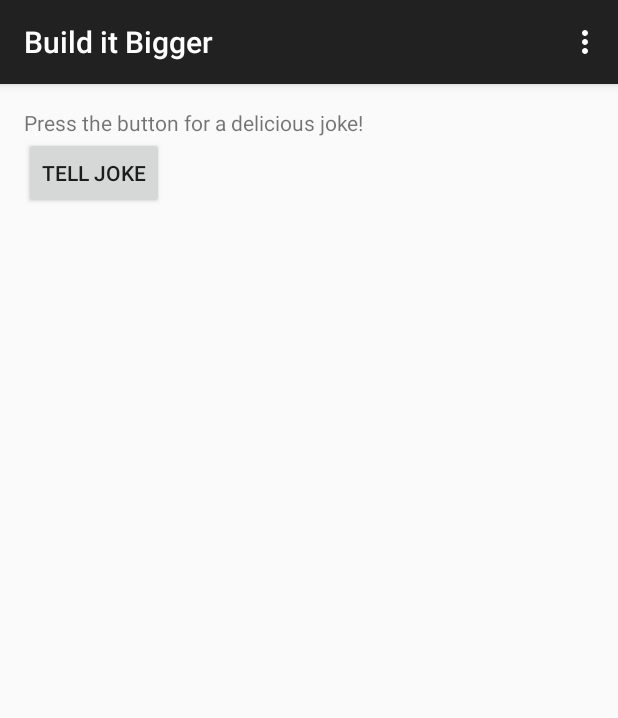
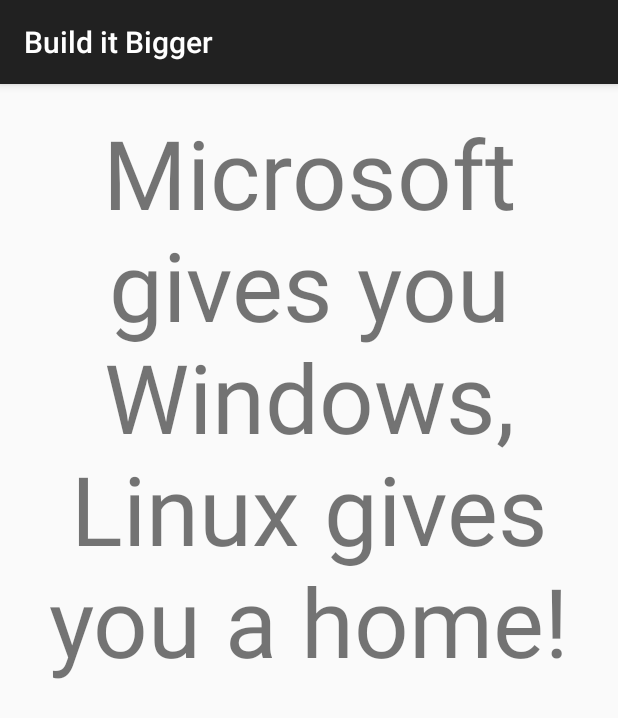
Before and after one commit to kevguy/JokeTellingApp, an Android app: the screen it shows after launch (MainActivity before the commit, DisplayJokeActivity after it), after a tap on "TELL JOKE", on a phone screen of 412 x 824 dp. Shown: the top 718 px of the screen. Run offline under Robolectric (Android 15) with nearby library versions, the phone set to English and light mode, and no system bars; our stand-ins replace AdMob.

Commit message:
feat: add code to create Android Library

```diff
--- a/app/src/main/java/com/udacity/gradle/builditbigger/MainActivity.java
+++ b/app/src/main/java/com/udacity/gradle/builditbigger/MainActivity.java
@@ -1,13 +1,14 @@
 package com.udacity.gradle.builditbigger;
 
+import android.content.Intent;
+import android.os.Bundle;
 import android.support.v7.app.ActionBarActivity;
-import android.os.Bundle;
 import android.view.Menu;
 import android.view.MenuItem;
 import android.view.View;
-import android.widget.Toast;
 
 import com.example.Joker;
+import com.example.android.jokefactory.DisplayJokeActivity;
 
 public class MainActivity extends ActionBarActivity {
 
@@ -43,7 +44,13 @@ public class MainActivity extends ActionBarActivity {
     public void tellJoke(View view){
         Joker joker = new Joker();
 
-        Toast.makeText(this, joker.tellJoke(), Toast.LENGTH_SHORT).show();
+        // Create Intent to launch JokeFactory Activity
+        Intent intent = new Intent(this, DisplayJokeActivity.class);
+        // Put the string in the envelope
+        intent.putExtra(getString(R.string.jokeEnvelope), joker.tellJoke());
+        startActivity(intent);
+
+        //Toast.makeText(this, joker.tellJoke(), Toast.LENGTH_SHORT).show();
     }
 
 
--- /dev/null
+++ b/jokefactory/src/main/java/com/example/android/jokefactory/DisplayJokeActivity.java
@@ -0,0 +1,31 @@
+package com.example.android.jokefactory;
+
+import android.content.Intent;
+import android.os.Bundle;
+import android.support.v7.app.AppCompatActivity;
+import android.widget.TextView;
+
+public class DisplayJokeActivity extends AppCompatActivity {
+
+    @Override
+    protected void onCreate(Bundle savedInstanceState) {
+        super.onCreate(savedInstanceState);
+        setContentView(R.layout.activity_display_joke);
+
+        TextView textview = (TextView) findViewById(R.id.joke_text);
+
+        //Retrieve the joke from the Intent Extras
+        String JokeResult = null;
+        //the Intent that started us
+        Intent intent = getIntent();
+        JokeResult = intent.getStringExtra(getString(R.string.jokeEnvelope));
+
+        if (JokeResult != null) {
+            textview.setText(JokeResult);
+        } else {
+            textview.setText("Dig deeped, we gotta find the joke!");
+        }
+
+
+    }
+}
--- /dev/null
+++ b/jokefactory/src/main/res/layout/activity_display_joke.xml
@@ -0,0 +1,21 @@
+<?xml version="1.0" encoding="utf-8"?>
+<RelativeLayout xmlns:android="http://schemas.android.com/apk/res/android"
+    xmlns:tools="http://schemas.android.com/tools"
+    android:layout_width="match_parent"
+    android:layout_height="match_parent"
+    android:paddingBottom="@dimen/activity_vertical_margin"
+    android:paddingLeft="@dimen/activity_horizontal_margin"
+    android:paddingRight="@dimen/activity_horizontal_margin"
+    android:paddingTop="@dimen/activity_vertical_margin"
+    tools:context="com.example.android.jokefactory.DisplayJokeActivity">
+
+    <TextView
+        android:id="@+id/joke_text"
+        android:layout_width="wrap_content"
+        android:layout_height="wrap_content"
+        android:gravity="center"
+        android:textSize="64dp"
+        android:text=""
+        android:layout_gravity="center_horizontal" />
+
+</RelativeLayout>
--- /dev/null
+++ b/jokefactory/src/main/res/values-w820dp/dimens.xml
@@ -0,0 +1,6 @@
+<resources>
+    <!-- Example customization of dimensions originally defined in res/values/dimens.xml
+         (such as screen margins) for screens with more than 820dp of available width. This
+         would include 7" and 10" devices in landscape (~960dp and ~1280dp respectively). -->
+    <dimen name="activity_horizontal_margin">64dp</dimen>
+</resources>
--- /dev/null
+++ b/jokefactory/src/main/res/values/dimens.xml
@@ -0,0 +1,5 @@
+<resources>
+    <!-- Default screen margins, per the Android Design guidelines. -->
+    <dimen name="activity_horizontal_margin">16dp</dimen>
+    <dimen name="activity_vertical_margin">16dp</dimen>
+</resources>
--- /dev/null
+++ b/jokefactory/src/main/res/values/strings.xml
@@ -0,0 +1,4 @@
+<resources>
+    <string name="app_name">JokeFactory</string>
+    <string name="jokeEnvelope">jokeEnvelope</string>
+</resources>
--- a/settings.gradle
+++ b/settings.gradle
@@ -1 +1 @@
-include ':app', ':javajoker'
+include ':app', ':javajoker', ':jokefactory'
```
Also changed, not shown: app/build.gradle (+6 -5 lines), jokefactory/build.gradle (added, +25 -0 lines), jokefactory/src/main/AndroidManifest.xml (added, +12 -0 lines), 7 other files.
